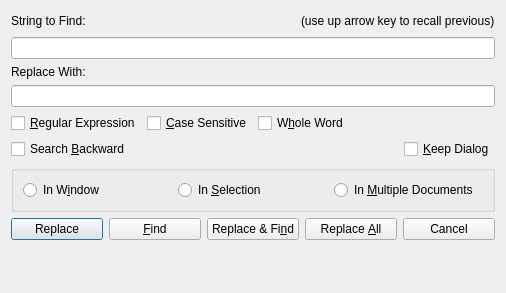
This is source/ui/DialogReplaceScope.ui in eteran/nedit-ng as Qt 5 draws it before an edit. The edited form follows.
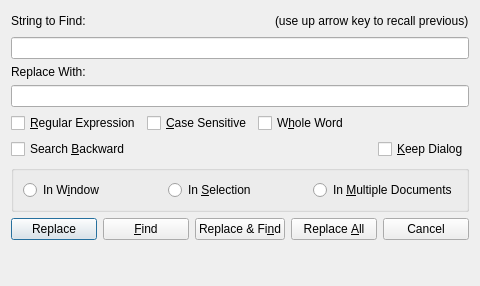
This is the edited form. Icons and pictures are not drawn.

The edit to the form file:
```diff
--- a/source/ui/DialogReplaceScope.ui
+++ b/source/ui/DialogReplaceScope.ui
@@ -6,8 +6,8 @@
    <rect>
     <x>0</x>
     <y>0</y>
-    <width>506</width>
-    <height>293</height>
+    <width>480</width>
+    <height>286</height>
    </rect>
   </property>
   <property name="windowTitle">
@@ -46,7 +46,11 @@
     </layout>
    </item>
    <item>
-    <widget class="QLineEdit" name="textFind"/>
+    <widget class="QLineEdit" name="textFind">
+     <property name="clearButtonEnabled">
+      <bool>true</bool>
+     </property>
+    </widget>
    </item>
    <item>
     <widget class="QLabel" name="label_3">
@@ -56,7 +60,11 @@
     </widget>
    </item>
    <item>
-    <widget class="QLineEdit" name="textReplace"/>
+    <widget class="QLineEdit" name="textReplace">
+     <property name="clearButtonEnabled">
+      <bool>true</bool>
+     </property>
+    </widget>
    </item>
    <item>
     <layout class="QHBoxLayout" name="horizontalLayout_2">
```
Left out of the diff: 9 changed lines with no effect on the pictures.
